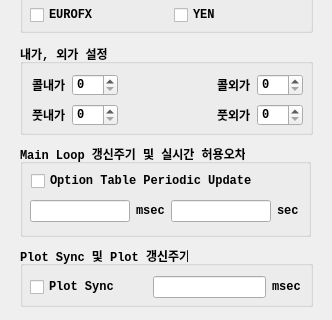
Above: UI/realtimeitem.ui from skygoldfish/SkyBot before the change; both pictures show x 0 to 332 and y 548 to 868 of the 332 by 868 pixel window. Below: the same form after it.
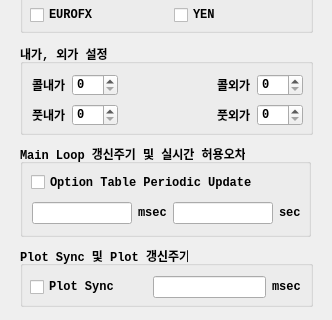
That is the form after the change.

Commit message: 소스정리

Diff of the .ui file:
```diff
--- a/UI/realtimeitem.ui
+++ b/UI/realtimeitem.ui
@@ -494,7 +494,7 @@
       <x>11</x>
       <y>28</y>
       <width>227</width>
-      <height>18</height>
+      <height>21</height>
      </rect>
     </property>
     <property name="text">
@@ -504,8 +504,8 @@
    <widget class="QWidget" name="">
     <property name="geometry">
      <rect>
-      <x>10</x>
-      <y>56</y>
+      <x>12</x>
+      <y>58</y>
       <width>269</width>
       <height>22</height>
      </rect>
```
The commit also changes 1 other file.
